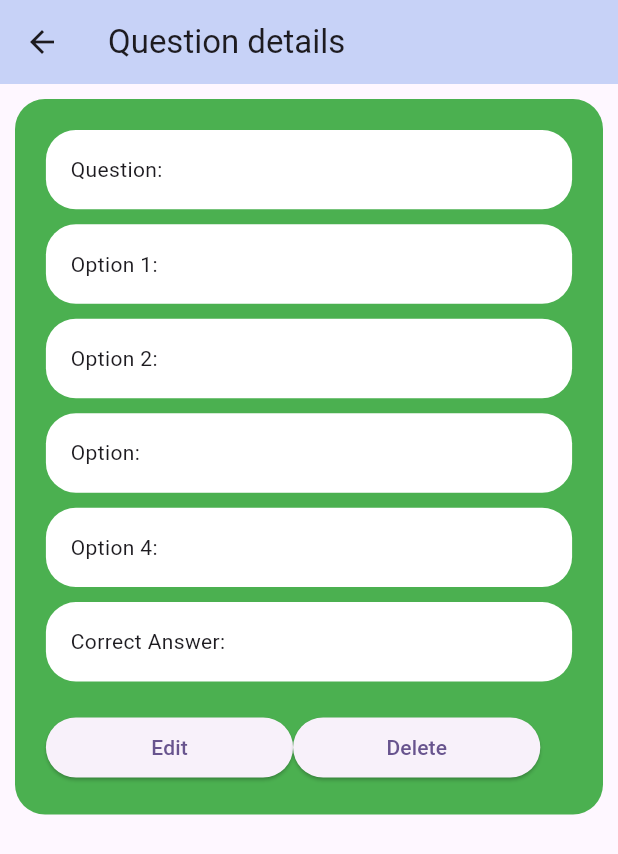
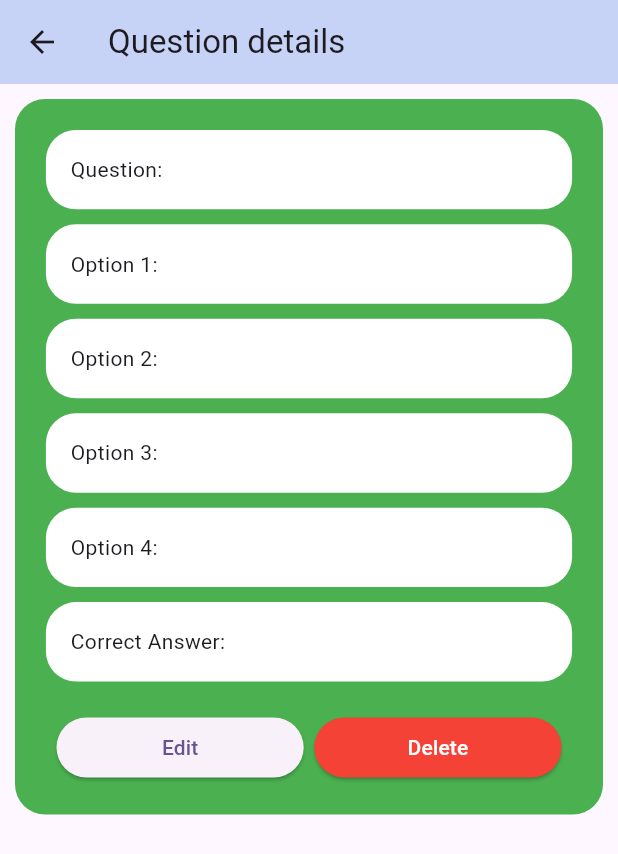
Before and after one commit to SagorSamadder/sAcademy-teacher, a Flutter app: the QuestionDetailsScreen screen opened directly with empty values, on a phone screen of 412 x 824 dp. Shown: the top 854 px of the screen. Run offline on Flutter 3.47's test engine with Material 3 defaults, Android fonts, the phone set to English and light mode, and no system bars; our stand-ins replace cloud_firestore, firebase_auth, firebase_core, get, velocity_x; accounts and stored records are empty.

Commit message:
fixing some design

```diff
--- a/lib/app/question_details/view/question_details_screen.dart
+++ b/lib/app/question_details/view/question_details_screen.dart
@@ -66,7 +66,7 @@ class QuestionDetailsScreen extends StatelessWidget {
                       color: Colors.white,
                       borderRadius: BorderRadius.circular(20),
                     ),
-                    child: Text("Option: ${data['option3']}"),
+                    child: Text("Option 3: ${data['option3']}"),
                   ),
                   10.heightBox,
                   Container(
@@ -90,15 +90,27 @@ class QuestionDetailsScreen extends StatelessWidget {
                   ),
                   20.heightBox,
                   Row(
+                    mainAxisAlignment: MainAxisAlignment.spaceEvenly,
                     children: [
                       SizedBox(
-                          width: context.screenWidth * .4,
-                          child: ElevatedButton(
-                              onPressed: () {}, child: Text("Edit"))),
+                        width: context.screenWidth * .4,
+                        child: ElevatedButton(
+                          onPressed: () {},
+                          child: const Text("Edit"),
+                        ),
+                      ),
                       SizedBox(
-                          width: context.screenWidth * .4,
-                          child: ElevatedButton(
-                              onPressed: () {}, child: Text("Delete"))),
+                        width: context.screenWidth * .4,
+                        child: ElevatedButton(
+                          style: ElevatedButton.styleFrom(
+                              backgroundColor: Colors.red),
+                          onPressed: () {},
+                          child: const Text(
+                            "Delete",
+                            style: TextStyle(color: Colors.white),
+                          ),
+                        ),
+                      ),
                     ],
                   )
                 ],
```
